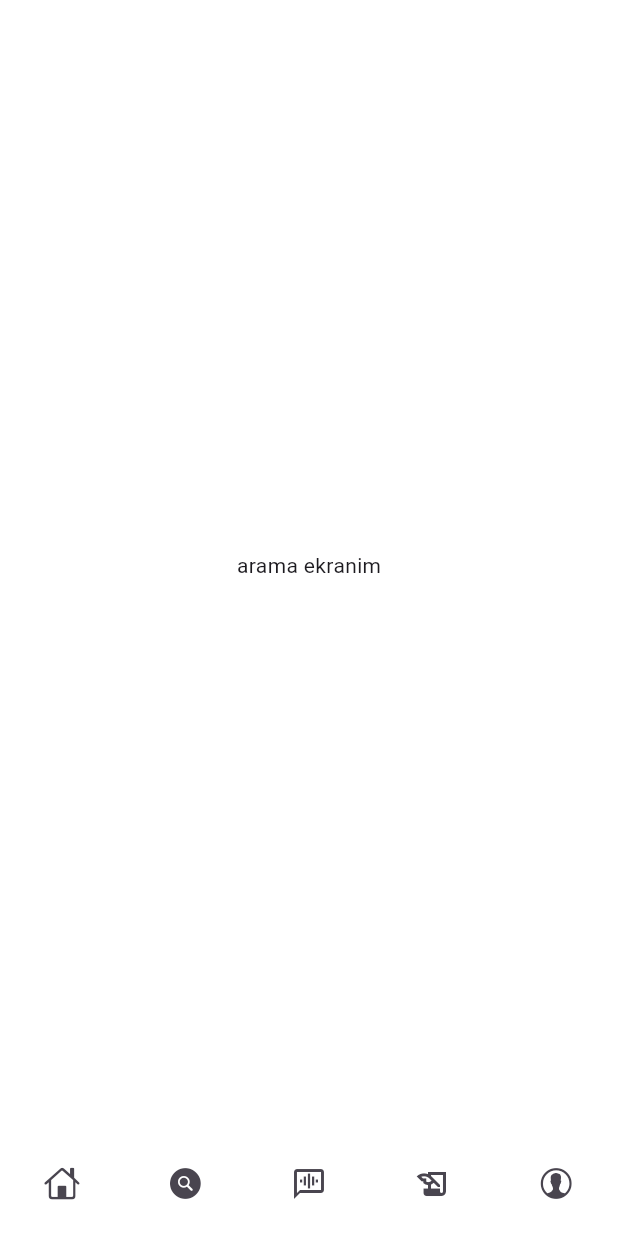
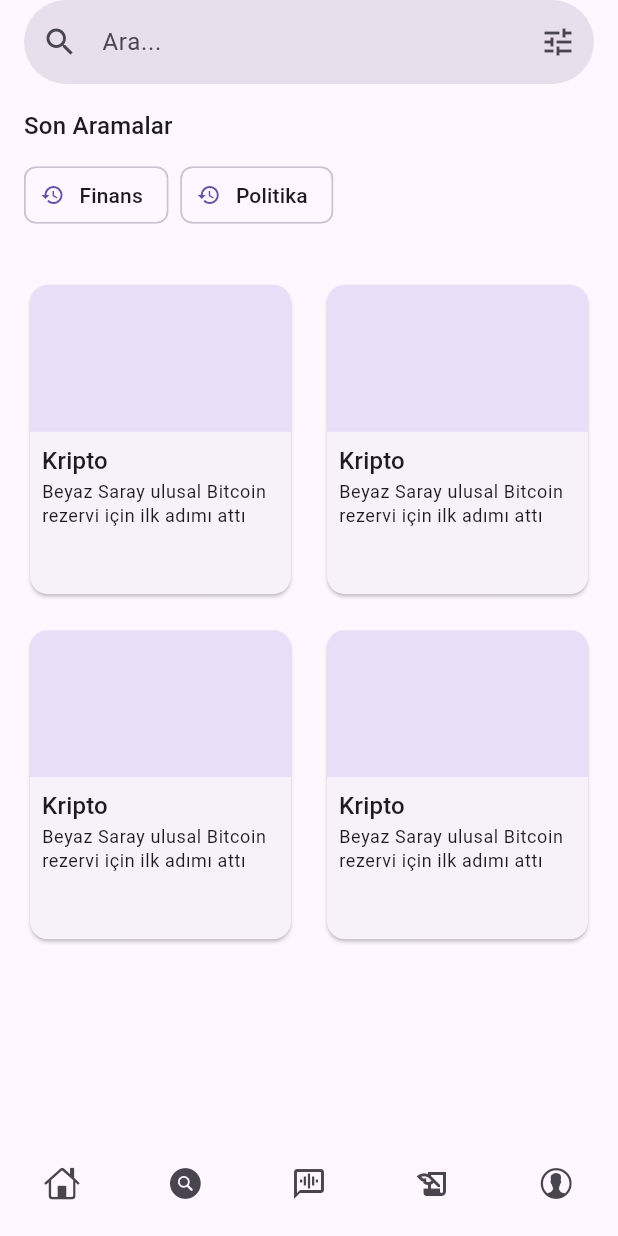
Before and after one commit to nilaykarabudak/N-Flutter, a Flutter app: the SearchScreen screen opened by its route, on a phone screen of 412 x 824 dp. Run offline on Flutter 3.47's test engine with Material 3 defaults, Android fonts, the phone set to English and light mode, and no system bars; our stand-ins replace go_router, lottie; missing offline and left inert: dotlottie_loader; network calls fail.

```diff
--- a/lib/screens/category_screen.dart
+++ b/lib/screens/category_screen.dart
@@ -21,7 +21,7 @@ class CategoryScreen extends StatelessWidget {
         backgroundColor: categoryColor,
         title: Text(
           categoryName,
-          style: const TextStyle(color: Colors.white),
+          style: const TextStyle(color: Color.fromARGB(255, 246, 240, 240)),
         ),
       ),
       body: Padding(
--- a/lib/screens/home_screen.dart
+++ b/lib/screens/home_screen.dart
@@ -9,13 +9,18 @@ import 'package:lottie/lottie.dart';
 class HomeScreen extends StatelessWidget {
   const HomeScreen({Key? key}) : super(key: key);
 
+
   @override
   Widget build(BuildContext context) {
     return Scaffold(
       appBar: AppBar(
-        title: const Text('NEWSLY'),
+        title: Text(
+          'NEWSLY',
+          style: TextStyle(fontSize: 35, fontWeight: FontWeight.bold, color: const Color.fromARGB(255, 255, 255, 255)),
+        ),
+
         centerTitle: true,
-        backgroundColor: const Color.fromARGB(255, 245, 194, 211), // Primary renk
+        backgroundColor: const Color.fromARGB(255, 75, 9, 89),// Primary renk
         actions: [
           IconButton(icon: const Icon(CupertinoIcons.bell),
           onPressed: (){})
@@ -24,7 +29,7 @@ class HomeScreen extends StatelessWidget {
 
   // Drawer (Yan Menü)
       drawer: Drawer(
-        backgroundColor: arkaplanRenkim,
+        backgroundColor: const Color.fromARGB(255, 214, 176, 222),
         elevation: 0,
         child: Column(
           children: [
@@ -118,10 +123,10 @@ class HomeScreen extends StatelessWidget {
                 mainAxisSpacing: 10,
                 physics: const NeverScrollableScrollPhysics(),
                 children: [
-                  _buildCategoryCard(context,'Mavi', Colors.blue),
-                  _buildCategoryCard(context,'Kırmızı', Colors.red),
-                  _buildCategoryCard(context,'Sarı', Colors.yellow),
-                  _buildCategoryCard(context,'Yeşil', Colors.green),
+                  _buildCategoryCard(context,'Ekonomi Ve Finans', const Color.fromARGB(255, 90, 165, 226)),
+                  _buildCategoryCard(context,'Son Dakika', Colors.red),
+                  _buildCategoryCard(context,'Spor', Colors.yellow),
+                  _buildCategoryCard(context,'Politika', const Color.fromARGB(255, 0, 0, 0)),
                 ],
               ),
               const SizedBox(height: 20),
--- a/lib/screens/loading_screen.dart
+++ b/lib/screens/loading_screen.dart
@@ -13,7 +13,7 @@ class LoadingScreen extends StatelessWidget {
   @override
   Widget build(BuildContext context) {
     return Scaffold(
-      backgroundColor: arkaplanRenkim, // .fromARGB(255, 35, 47, 59),
+      backgroundColor: const Color.fromARGB(255, 75, 9, 89),
       body: SizedBox.expand(
         // width: double.infinity,
         child: Column(
@@ -21,8 +21,8 @@ class LoadingScreen extends StatelessWidget {
             // Logo bölümü
             Expanded(
               child: Container(
-                width: 200,
-                height: 200,
+                width: 230,
+                height: 230,
                 child: Image.asset(
                   'assets/images/logo.png',
                   fit: BoxFit.contain,
@@ -36,7 +36,7 @@ class LoadingScreen extends StatelessWidget {
             InkWell(
               onTap: () => context.go("/home"),
               child: SizedBox(
-                width: 100,
+                width: 130,
                 child: SizedBox(
                   width: 200,
                   child: DotLottieLoader.fromAsset("assets/motions/q5hJBuJqif.lottie",
@@ -53,7 +53,7 @@ class LoadingScreen extends StatelessWidget {
               ),
             ),
             // biraz boslok lazim
-            SizedBox(height: 30),
+            SizedBox(height: 40),
           ],
         ),
       ),
--- a/lib/screens/search_screen.dart
+++ b/lib/screens/search_screen.dart
@@ -1,18 +1,120 @@
 import 'package:flutter/material.dart';
 
 import '../core/constants.dart';
+import '../core/themes.dart';
 import '../widgets/bottom_menu.dart';
 
 class SearchScreen extends StatelessWidget {
   const SearchScreen({super.key});
-
   @override
   Widget build(BuildContext context) {
     return Scaffold(
-      backgroundColor: arkaplanRenkim, // .fromARGB(255, 35, 47, 59),
+      // backgroundColor: colors["primary"],
+      body: CustomScrollView(
+        slivers: [
+          SliverAppBar(
+            floating: true,
+            snap: true,
+            title: TextField(
+              decoration: InputDecoration(
+                hintText: "Ara...",
+                filled: true,
+                fillColor: Theme.of(context).colorScheme.surfaceVariant,
+                border: OutlineInputBorder(
+                  borderRadius: BorderRadius.circular(50),
+                  borderSide: BorderSide.none,
+                ),
+                prefixIcon: Icon(Icons.search),
+                suffixIcon: IconButton(
+                  icon: Icon(Icons.tune),
+                  onPressed: () {
+                    // Filtre dialog
+                  },
+                ),
+              ),
+            ),
+          ),
+          SliverToBoxAdapter(
+            child: Padding(
+              padding: EdgeInsets.all(16),
+              child: Column(
+                crossAxisAlignment: CrossAxisAlignment.start,
+                children: [
+                  Text(
+                    "Son Aramalar",
+                    style: Theme.of(context).textTheme.titleMedium,
+                  ),
+                  SizedBox(height: 10),
+                  Wrap(
+                    spacing: 8,
+                    children: [
+                      ActionChip(
+                        label: Text("Finans"),
+                        onPressed: () {},
+                        avatar: Icon(Icons.history, size: 16),
+                      ),
+                      ActionChip(
+                        label: Text("Politika"),
+                        onPressed: () {},
+                        avatar: Icon(Icons.history, size: 16),
+                      ),
+                    ],
+                  ),
+                ],
+              ),
+            ),
+          ),
+          SliverPadding(
+            padding: EdgeInsets.all(16),
+            sliver: SliverGrid(
+              gridDelegate: SliverGridDelegateWithFixedCrossAxisCount(
+                crossAxisCount: 2,
+                mainAxisSpacing: 16,
+                crossAxisSpacing: 16,
+                childAspectRatio: 0.85,
+              ),
+              delegate: SliverChildBuilderDelegate(
+                (context, index) => Card(
+                  clipBehavior: Clip.antiAlias,
+                  child: Column(
+                    crossAxisAlignment: CrossAxisAlignment.start,
+                    children: [
+                      AspectRatio(
+                        aspectRatio: 16 / 9,
+                        child: Container(
+                          color:
+                              Theme.of(context).colorScheme.secondaryContainer,
+                        ),
+                      ),
+                      Padding(
+                        padding: EdgeInsets.all(8),
+                        child: Column(
+                          crossAxisAlignment: CrossAxisAlignment.start,
+                          children: [
+                            Text(
+                              "Kripto ",
+                              style: Theme.of(context).textTheme.titleMedium,
+                              maxLines: 1,
+                              overflow: TextOverflow.ellipsis,
+                            ),
+                            Text(
+                              "Beyaz Saray ulusal Bitcoin rezervi için ilk adımı attı",
+                              style: Theme.of(context).textTheme.bodySmall,
+                              maxLines: 2,
+                              overflow: TextOverflow.ellipsis,
+                            ),
 
-      body: Center(
-        child: Text("arama ekranim"),
+                          ],
+                        ),
+                      ),
+                    ],
+                  ),
+                ),
+                childCount: 4,
+              ),
+            ),
+          ),
+        ],
       ),
       bottomNavigationBar: BottomMenu(),
     );
```
Also changed, not shown: flutter_01.png (deleted), lib/core/themes.dart (line endings or trailing spaces).
